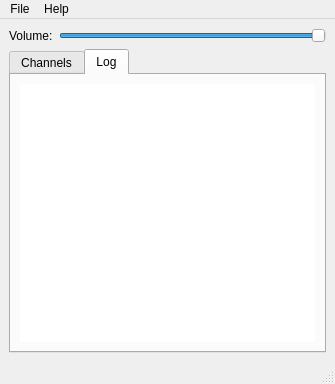
cryzed/PySoundSense, file pysoundsense/gui/mainwindow.ui: the form before one commit.
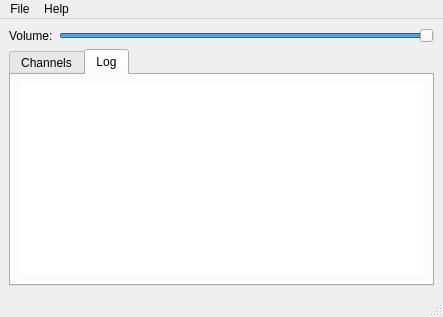
The form after the commit. The open tabs and pages were chosen to show the change. Custom widgets are drawn as their Qt base class.

What changed in the file:
```diff
--- a/pysoundsense/gui/mainwindow.ui
+++ b/pysoundsense/gui/mainwindow.ui
@@ -7,8 +7,8 @@
    <rect>
     <x>0</x>
     <y>0</y>
-    <width>335</width>
-    <height>384</height>
+    <width>443</width>
+    <height>317</height>
    </rect>
   </property>
   <property name="windowTitle">
@@ -76,7 +76,7 @@
     <rect>
      <x>0</x>
      <y>0</y>
-     <width>335</width>
+     <width>443</width>
      <height>28</height>
     </rect>
    </property>
```
Left out of the diff: 6 changed lines with no effect on the pictures.
